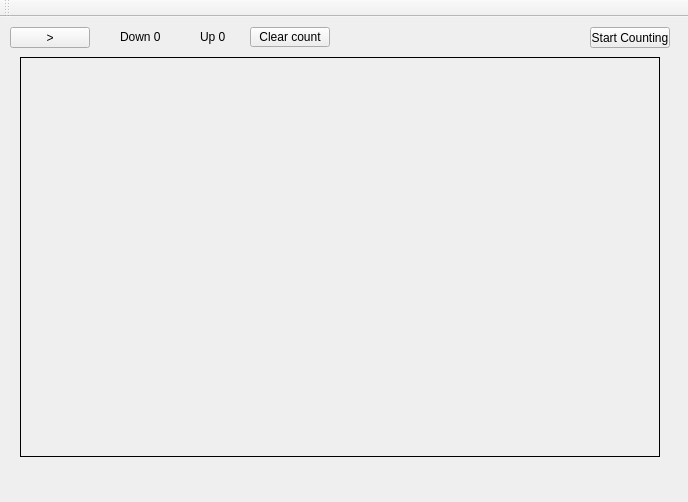
This is Project/mainwindow.ui in Matmalecki/OpenCV-Project as Qt 5 draws it before an edit. The edited form follows.
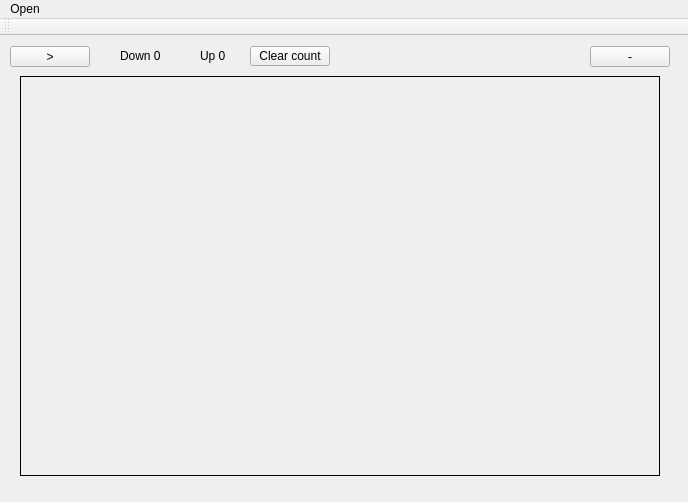
This is the edited form.

Diff of the .ui file:
```diff
--- a/Project/mainwindow.ui
+++ b/Project/mainwindow.ui
@@ -82,7 +82,7 @@
      </rect>
     </property>
     <property name="text">
-     <string>Start Counting</string>
+     <string>-</string>
     </property>
    </widget>
    <widget class="QPushButton" name="clearCountButton">
@@ -108,6 +108,15 @@
      <height>20</height>
     </rect>
    </property>
+   <widget class="QMenu" name="menuOpen">
+    <property name="title">
+     <string>Open</string>
+    </property>
+    <addaction name="actionCam"/>
+    <addaction name="actionVideo_File"/>
+    <addaction name="separator"/>
+   </widget>
+   <addaction name="menuOpen"/>
   </widget>
   <widget class="QToolBar" name="mainToolBar">
    <attribute name="toolBarArea">
```
Left out of the diff: 15 changed lines with no effect on the pictures.
